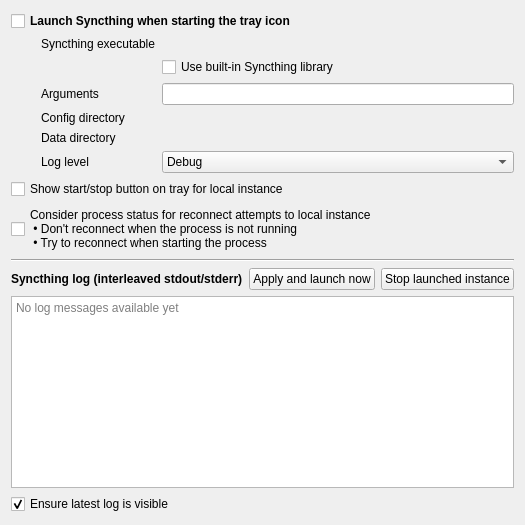
The window that widgets/settings/launcheroptionpage.ui (Martchus/syncthingtray) describes before a commit, drawn with Qt 5.
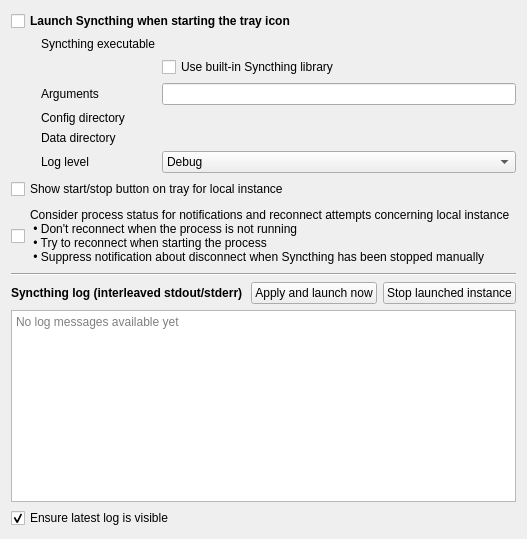
The same window after the commit. Icons and pictures are not drawn. Custom widgets are drawn as their Qt base class.

Commit message:
Tie suppressing notifications to "reconnect integrations" of launcher/service
So suppressing notifications by either the launcher status or service
status can be enabled/disabled together with the re-connect tweaking. This
makes more sense than having it unconditionally enabled and makes the
presence of the feature (and when it is effective) also more visible to
users.

Patch:
```diff
--- a/widgets/settings/launcheroptionpage.ui
+++ b/widgets/settings/launcheroptionpage.ui
@@ -14,7 +14,6 @@
     <widget class="QCheckBox" name="enabledCheckBox">
      <property name="font">
       <font>
-       <weight>75</weight>
        <bold>true</bold>
       </font>
      </property>
@@ -134,9 +133,10 @@
    <item>
     <widget class="QCheckBox" name="considerForReconnectCheckBox">
      <property name="text">
-      <string>Consider process status for reconnect attempts to local instance
+      <string>Consider process status for notifications and reconnect attempts concerning local instance
  • Don't reconnect when the process is not running
- • Try to reconnect when starting the process</string>
+ • Try to reconnect when starting the process
+ • Suppress notification about disconnect when Syncthing has been stopped manually</string>
      </property>
     </widget>
    </item>
@@ -159,7 +159,6 @@
       <widget class="QLabel" name="logLabel">
        <property name="font">
         <font>
-         <weight>75</weight>
          <bold>true</bold>
         </font>
        </property>
```
The commit also changes 4 other files.
